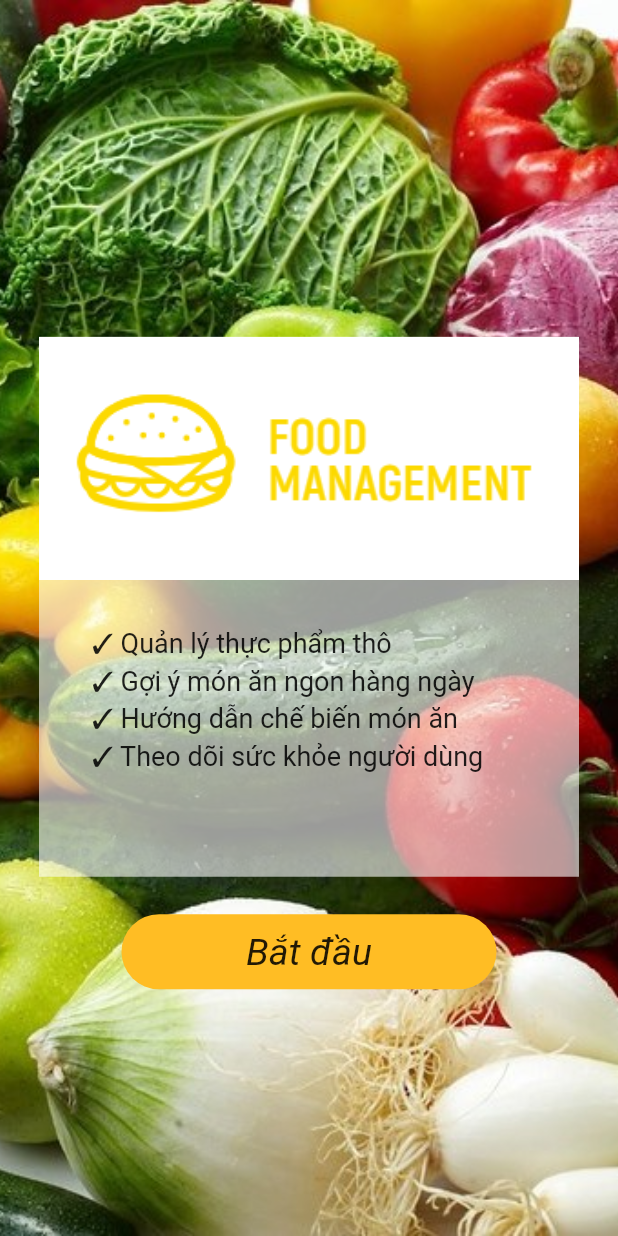
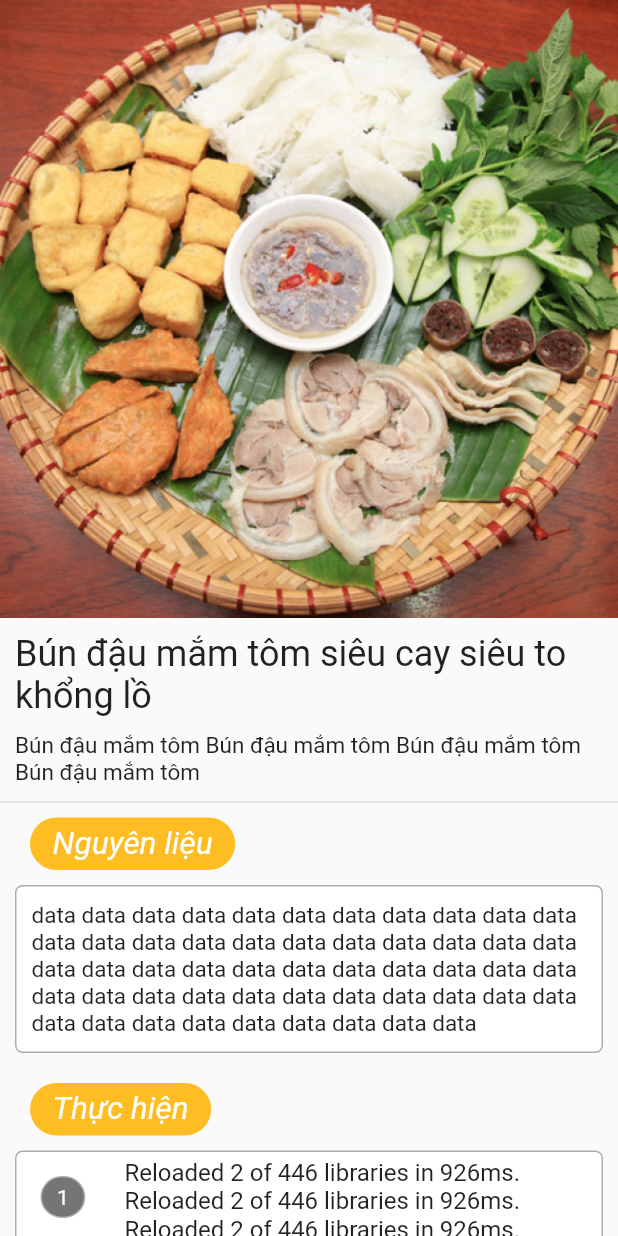
Before and after one commit to baotubi/Angiday, a Flutter app: the screen it shows after launch, on a phone screen of 412 x 824 dp. Run offline on Flutter 3.47's test engine with Material 2 defaults, Android fonts, the phone set to English and light mode, and no system bars.

Commit message:
Hoan thanh giao dien

```diff
--- /dev/null
+++ b/lib/chitietmonan.dart
@@ -0,0 +1,170 @@
+import 'package:flutter/cupertino.dart';
+import 'package:flutter/material.dart';
+import 'package:flutter/rendering.dart';
+
+class ChiTietMonAn extends StatefulWidget {
+  @override
+  _ChiTietMonAnState createState() => _ChiTietMonAnState();
+}
+
+class _ChiTietMonAnState extends State<ChiTietMonAn> {
+  @override
+  Widget build(BuildContext context) {
+    return Scaffold(
+        // appBar: ,
+        body: SingleChildScrollView(
+      child: Center(
+        child: Container(
+          child: Column(
+            children: <Widget>[
+              Image.asset('images/1.jpg'),
+
+              // Tên món ăn
+              Container(
+                margin: EdgeInsets.all(10),
+                alignment: AlignmentDirectional.topStart,
+                child: Text(
+                  'Bún đậu mắm tôm siêu cay siêu to khổng lồ',
+                  style: TextStyle(fontSize: 24),
+                ),
+              ),
+
+              // Mô tả
+              Container(
+                decoration: BoxDecoration(
+                  border: Border(
+                      bottom:
+                          BorderSide(color: Theme.of(context).dividerColor)),
+                ),
+                padding: EdgeInsets.fromLTRB(10, 0, 10, 10),
+                alignment: AlignmentDirectional.topStart,
+                child: Text(
+                  'Bún đậu mắm tôm Bún đậu mắm tôm Bún đậu mắm tôm Bún đậu mắm tôm ',
+                  style: TextStyle(fontSize: 15),
+                ),
+              ),
+
+              // label Nguyên liệu
+              Container(
+                  alignment: Alignment.topLeft,
+                  child: Container(
+                    margin: EdgeInsets.only(left: 20, top: 10),
+                    padding: EdgeInsets.fromLTRB(15, 5, 15, 5),
+                    decoration: BoxDecoration(
+                        color: Color(0xffFFBD24),
+                        borderRadius: BorderRadius.circular(25)),
+                    child: Text(
+                      'Nguyên liệu',
+                      style: TextStyle(
+                          color: Colors.white,
+                          fontSize: 21,
+                          fontStyle: FontStyle.italic),
+                    ),
+                  )),
+
+              // Nguyên liệu chi tiết
+              Container(
+                margin: EdgeInsets.all(10),
+                padding: EdgeInsets.all(10),
+                decoration: BoxDecoration(
+                    color: Colors.white,
+                    border: Border.all(color: Color(0xffadadad)),
+                    borderRadius: BorderRadius.circular(5)),
+                child: Text(
+                  'data data data data data data data data data data data data data data data data data data data data data data data data data data data data data data data data data data data data data data data data data data data data data data data data data data data data data ',
+                  style: TextStyle(fontSize: 15),
+                ),
+              ),
+
+              // label Thực hiện
+              Container(
+                alignment: Alignment.topLeft,
+                child: Container(
+                  margin: EdgeInsets.only(left: 20, top: 10),
+                  padding: EdgeInsets.fromLTRB(15, 5, 15, 5),
+                  decoration: BoxDecoration(
+                      color: Color(0xffFFBD24),
+                      borderRadius: BorderRadius.circular(25)),
+                  child: Text(
+                    'Thực hiện',
+                    style: TextStyle(
+                        color: Colors.white,
+                        fontSize: 21,
+                        fontStyle: FontStyle.italic),
+                  ),
+                ),
+              ),
+
+              // Các bước thực hiện
+              Container(
+                padding: EdgeInsets.all(10),
+                child: ListView(
+                  padding: EdgeInsets.all(0),
+                  shrinkWrap: true,
+                  children: <Widget>[
+
+                    //Container chứa 1 bước
+                    Container(
+                      margin: EdgeInsets.only(bottom: 10),
+                      decoration: BoxDecoration(
+                          color: Colors.white,
+                          border: Border.all(color: Color(0xffadadad)),
+                          borderRadius: BorderRadius.circular(5)),
+                      child: ListTile(
+                        leading: Container(
+                          padding: EdgeInsets.fromLTRB(10, 5, 10, 5),
+                          decoration: BoxDecoration(
+                              color: Colors.black54,
+                              border: Border.all(color: Color(0xffadadad)),
+                              borderRadius: BorderRadius.circular(50)),
+                          child: Text(
+                            '1',
+                            style: TextStyle(
+                              color: Colors.white,
+                            ),
+                          ),
+                        ),
+                        title: Text('Reloaded 2 of 446 libraries in 926ms. Reloaded 2 of 446 libraries in 926ms. Reloaded 2 of 446 libraries in 926ms. Reloaded 2 of 446 libraries in 926ms. Reloaded 2 of 446 libraries in 926ms.'),
+                      ),
+                    ),
+
+
+
+
+                    Container(
+                      margin: EdgeInsets.only(bottom: 10),
+                      decoration: BoxDecoration(
+                          color: Colors.white,
+                          border: Border.all(color: Color(0xffadadad)),
+                          borderRadius: BorderRadius.circular(5)),
+                      child: ListTile(
+                        leading: Container(
+                          padding: EdgeInsets.all(5),
+                          decoration: BoxDecoration(
+                              color: Colors.black54,
+                              border: Border.all(color: Color(0xffadadad)),
+                              borderRadius: BorderRadius.circular(5)),
+                          child: Text(
+                            'Bước 2',
+                            style: TextStyle(
+                              color: Colors.white,
+                            ),
+                          ),
+                        ),
+                        title: Text('Reloaded 2 of 446 libraries in 926ms.'),
+                      ),
+                    )
+
+
+
+
+                  ],
+                ),
+              ),
+            ],
+          ),
+        ),
+      ),
+    ));
+  }
+}
--- a/lib/danhsachmonan.dart
+++ b/lib/danhsachmonan.dart
@@ -1,11 +1,11 @@
 import 'package:flutter/material.dart';
 
-class DanhSach extends StatefulWidget {
+class DanhSachMonAn extends StatefulWidget {
   @override
-  _DanhSachState createState() => _DanhSachState();
+  _DanhSachMonAnState createState() => _DanhSachMonAnState();
 }
 
-class _DanhSachState extends State<DanhSach> {
+class _DanhSachMonAnState extends State<DanhSachMonAn> {
   @override
   Widget build(BuildContext context) {
     return MaterialApp(
--- a/lib/main.dart
+++ b/lib/main.dart
@@ -1,6 +1,7 @@
 import 'package:flutter/material.dart';
 import 'package:flutter/widgets.dart';
 import 'package:food_management/batdau.dart';
+import 'package:food_management/chitietmonan.dart';
 import 'package:food_management/danhsachmonan.dart';
 
 void main() => runApp(MyApp());
@@ -9,8 +10,9 @@ class MyApp extends StatelessWidget {
   @override
   Widget build(BuildContext context) {
     return MaterialApp(
-      // home: DanhSach()
-      home: BatDau()
+      home: ChiTietMonAn()
+      // home: DanhSachMonAn()
+      // home: BatDau()
     );
   }
 }
```
